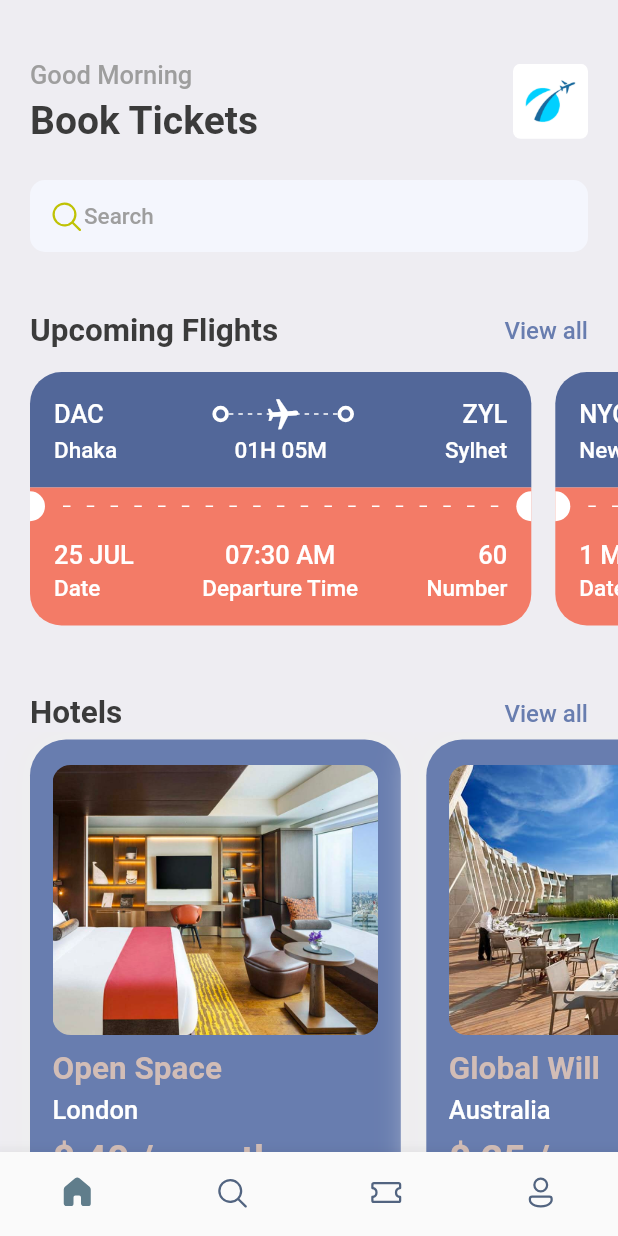
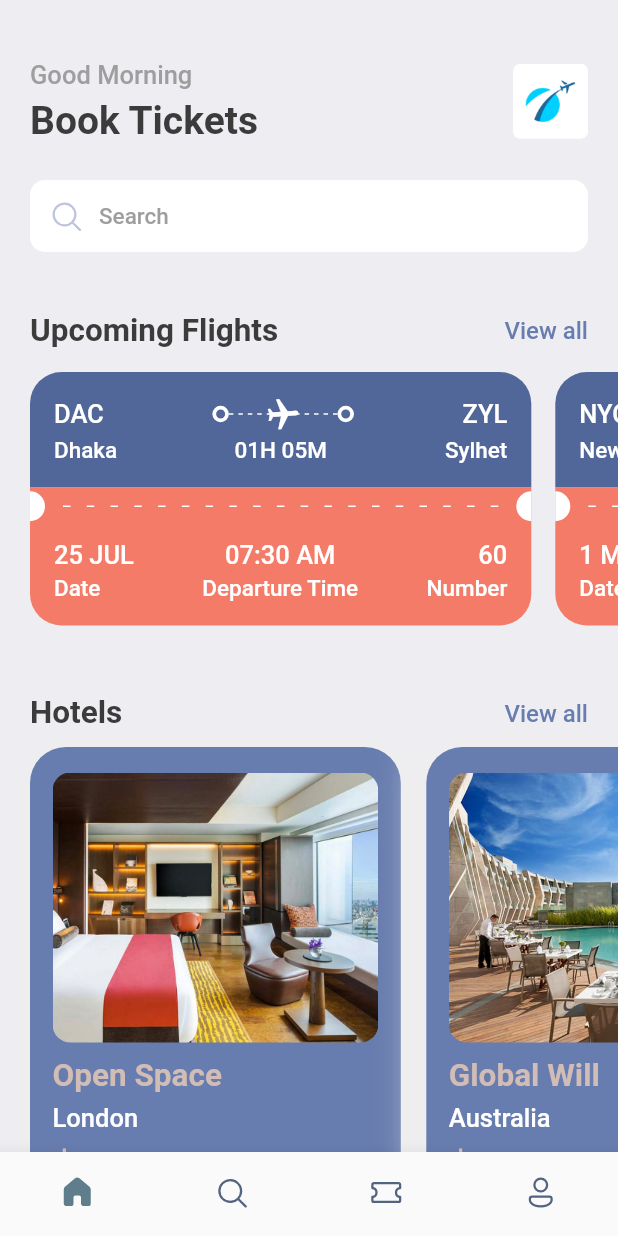
Before and after one commit to CPAD-Gazipur/Ticket-Booking-App, a Flutter app: the screen it shows after launch, on a phone screen of 412 x 824 dp. Run offline on Flutter 3.47's test engine with Material 2 defaults, Android fonts, the light colour scheme and no system bars; our stand-ins replace fluentui_icons, gap, get.

Commit message:
Ticket Booking: Search Screen Design Added

```diff
--- a/lib/screens/bottom_bar.dart
+++ b/lib/screens/bottom_bar.dart
@@ -14,7 +14,7 @@ class _BottomBarState extends State<BottomBar> {
 
   static final List<Widget> _widgetsOptions = <Widget>[
     const HomeScreen(),
-    const Text('Search'),
+    const SearchScreen(),
     const Text('Ticket'),
     const Text('Account'),
   ];
--- a/lib/screens/home_screen.dart
+++ b/lib/screens/home_screen.dart
@@ -16,10 +16,10 @@ class HomeScreen extends StatelessWidget {
       body: ListView(
         children: [
           Container(
-            padding: const EdgeInsets.symmetric(horizontal: 20),
+            padding: EdgeInsets.symmetric(horizontal: AppLayout.getWidth(20)),
             child: Column(
               children: [
-                const Gap(40),
+                Gap(AppLayout.getHeight(40)),
                 Row(
                   children: [
                     Column(
@@ -29,7 +29,7 @@ class HomeScreen extends StatelessWidget {
                           'Good Morning',
                           style: AppStyles.headLineStyle3,
                         ),
-                        const Gap(5),
+                        Gap(AppLayout.getHeight(5)),
                         Text(
                           'Book Tickets',
                           style: AppStyles.headLineStyle1,
@@ -38,8 +38,8 @@ class HomeScreen extends StatelessWidget {
                     ),
                     const Spacer(),
                     Container(
-                      height: 50,
-                      width: 50,
+                      height: AppLayout.getHeight(50),
+                      width: AppLayout.getWidth(50),
                       decoration: BoxDecoration(
                         borderRadius: BorderRadius.circular(5.0),
                         image: const DecorationImage(
@@ -50,83 +50,49 @@ class HomeScreen extends StatelessWidget {
                     ),
                   ],
                 ),
-                const Gap(25),
-                Container(
-                  padding: const EdgeInsets.all(12),
-                  decoration: BoxDecoration(
-                    color: const Color(0xFFF4F6FD),
-                    borderRadius: BorderRadius.circular(10),
-                  ),
-                  child: Row(
-                    children: [
-                      const Icon(
-                        FluentSystemIcons.ic_fluent_search_regular,
-                        color: Color(0xFFBFC205),
-                      ),
-                      Text(
-                        'Search',
-                        style: AppStyles.headLineStyle4,
-                      ),
-                    ],
-                  ),
+                Gap(AppLayout.getHeight(25)),
+                const SearchBarWithIcon(
+                  icon: FluentSystemIcons.ic_fluent_search_regular,
+                  label: 'Search',
                 ),
-                const Gap(40),
-                Row(
-                  mainAxisAlignment: MainAxisAlignment.spaceBetween,
-                  children: [
-                    Text(
-                      'Upcoming Flights',
-                      style: AppStyles.headLineStyle2,
-                    ),
-                    InkWell(
-                      onTap: () {
-                        debugPrint('View all Clicked');
-                      },
-                      child: Text(
-                        'View all',
-                        style: AppStyles.textStyle.copyWith(color: primary),
-                      ),
-                    ),
-                  ],
+                Gap(AppLayout.getHeight(40)),
+                SubTitleView(
+                  title: 'Upcoming Flights',
+                  onViewAllPressed: () {
+                    debugPrint('Upcoming Flights View All');
+                  },
                 ),
               ],
             ),
           ),
-          const Gap(15),
+          Gap(AppLayout.getHeight(15)),
           SingleChildScrollView(
             scrollDirection: Axis.horizontal,
-            padding: const EdgeInsets.only(left: 20),
+            padding: EdgeInsets.only(left: AppLayout.getWidth(20)),
             child: Row(
               children: ticketList
                   .map((ticket) => TicketView(ticket: ticket))
                   .toList(),
             ),
           ),
-          const Gap(15),
+          Gap(AppLayout.getHeight(15)),
           Container(
-            padding: const EdgeInsets.symmetric(horizontal: 20),
-            child: Row(
-              mainAxisAlignment: MainAxisAlignment.spaceBetween,
-              children: [
-                Text(
-                  'Hotels',
-                  style: AppStyles.headLineStyle2,
-                ),
-                InkWell(
-                  onTap: () {
-                    debugPrint('View all Clicked');
-                  },
-                  child: Text(
-                    'View all',
-                    style: AppStyles.textStyle.copyWith(color: primary),
-                  ),
-                ),
-              ],
+            padding: EdgeInsets.symmetric(
+              horizontal: AppLayout.getWidth(20),
+            ),
+            child: SubTitleView(
+              title: 'Hotels',
+              onViewAllPressed: () {
+                debugPrint('Hotels View All');
+              },
             ),
           ),
           SingleChildScrollView(
             scrollDirection: Axis.horizontal,
-            padding: const EdgeInsets.only(left: 20),
+            padding: EdgeInsets.only(
+              left: AppLayout.getWidth(20),
+              top: AppLayout.getHeight(5),
+            ),
             child: Row(
               children:
                   hotelList.map((hotel) => HotelView(hotel: hotel)).toList(),
--- a/lib/screens/screens.dart
+++ b/lib/screens/screens.dart
@@ -1,2 +1,3 @@
 export 'bottom_bar.dart';
 export 'home_screen.dart';
+export 'search_screen.dart';
--- /dev/null
+++ b/lib/widgets/search_bar_with_icon.dart
@@ -0,0 +1,41 @@
+import 'package:flutter/material.dart';
+import 'package:gap/gap.dart';
+
+import '../utils/utils.dart';
+
+class SearchBarWithIcon extends StatelessWidget {
+  final IconData icon;
+  final String label;
+  const SearchBarWithIcon({
+    Key? key,
+    required this.icon,
+    required this.label,
+  }) : super(key: key);
+
+  @override
+  Widget build(BuildContext context) {
+    return Container(
+      padding: EdgeInsets.symmetric(
+        vertical: AppLayout.getHeight(12),
+        horizontal: AppLayout.getWidth(12),
+      ),
+      decoration: BoxDecoration(
+        color: Colors.white,
+        borderRadius: BorderRadius.circular(AppLayout.getWidth(10)),
+      ),
+      child: Row(
+        children: [
+          Icon(
+            icon,
+            color: const Color(0xFFBFC2DF),
+          ),
+          Gap(AppLayout.getWidth(10)),
+          Text(
+            label,
+            style: AppStyles.headLineStyle4,
+          ),
+        ],
+      ),
+    );
+  }
+}
--- /dev/null
+++ b/lib/widgets/subtitle_view.dart
@@ -0,0 +1,33 @@
+import 'package:flutter/material.dart';
+
+import '../utils/utils.dart';
+
+class SubTitleView extends StatelessWidget {
+  final String title;
+  final Function() onViewAllPressed;
+  const SubTitleView({
+    Key? key,
+    required this.title,
+    required this.onViewAllPressed,
+  }) : super(key: key);
+
+  @override
+  Widget build(BuildContext context) {
+    return Row(
+      mainAxisAlignment: MainAxisAlignment.spaceBetween,
+      children: [
+        Text(
+          title,
+          style: AppStyles.headLineStyle2,
+        ),
+        InkWell(
+          onTap: onViewAllPressed,
+          child: Text(
+            'View all',
+            style: AppStyles.textStyle.copyWith(color: primary),
+          ),
+        ),
+      ],
+    );
+  }
+}
--- a/lib/widgets/widgets.dart
+++ b/lib/widgets/widgets.dart
@@ -1,3 +1,5 @@
 export 'hotel_view.dart';
+export 'search_bar_with_icon.dart';
+export 'subtitle_view.dart';
 export 'thick_container.dart';
 export 'ticket_view.dart';
```
Also changed, not shown: lib/screens/search_screen.dart (added, +257 -0 lines).
